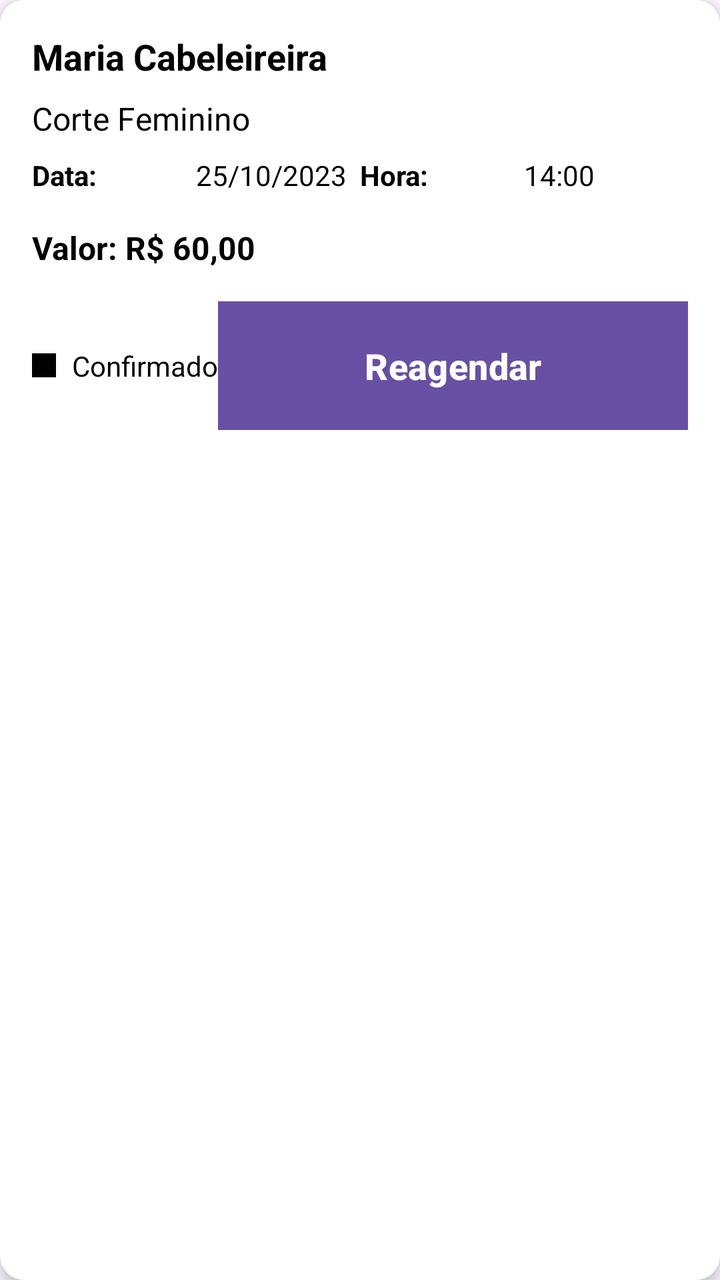
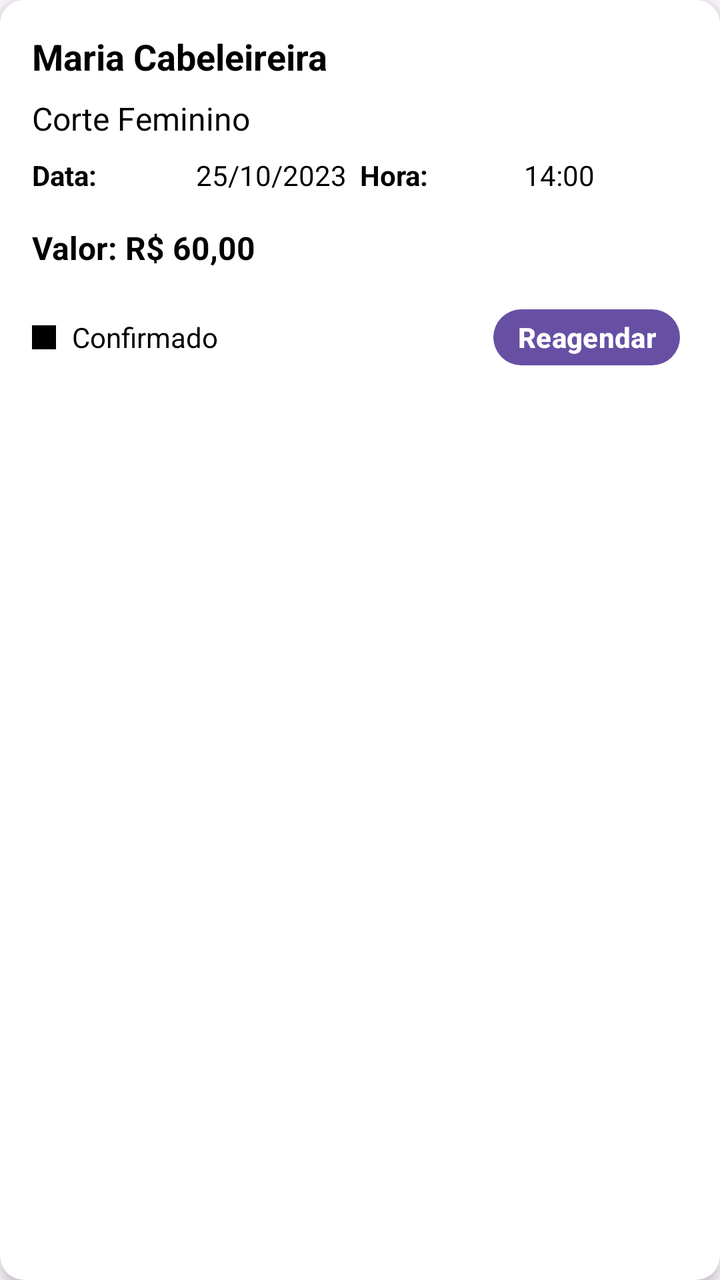

The first picture is an Android layout as it rendered before a commit; the second is the same layout after the commit. The layout source and the unified diff follow.
<!-- AndroidManifest.xml: application theme Theme.SmartApp -->
<!-- res/layout/item_agendamento.xml -->
<androidx.cardview.widget.CardView xmlns:android="http://schemas.android.com/apk/res/android"
    xmlns:app="http://schemas.android.com/apk/res-auto"
    android:layout_width="match_parent"
    android:layout_height="wrap_content"
    android:layout_marginBottom="16dp"
    app:cardCornerRadius="12dp"
    app:cardElevation="4dp"
    app:cardBackgroundColor="@color/white">

    <LinearLayout
        android:layout_width="match_parent"
        android:layout_height="wrap_content"
        android:orientation="vertical"
        android:padding="16dp"
        android:background="@color/white">

        
        <TextView
            android:id="@+id/nome"
            android:layout_width="match_parent"
            android:layout_height="wrap_content"
            android:text="Maria Cabeleireira"
            android:textColor="@android:color/black"
            android:textSize="18sp"
            android:textStyle="bold"/>

        
        <TextView
            android:id="@+id/servico"
            android:layout_width="match_parent"
            android:layout_height="wrap_content"
            android:layout_marginTop="8dp"
            android:text="Corte Feminino"
            android:textColor="@android:color/black"
            android:textSize="16sp"/>

        
        <LinearLayout
            android:layout_width="match_parent"
            android:layout_height="wrap_content"
            android:layout_marginTop="8dp"
            android:orientation="horizontal">

            <TextView
                android:id="@+id/data"
                android:layout_width="0dp"
                android:layout_height="wrap_content"
                android:layout_weight="1"
                android:text="Data:"
                android:textColor="@android:color/black"
                android:textStyle="bold"/>

            <TextView
                android:layout_width="0dp"
                android:layout_height="wrap_content"
                android:layout_weight="1"
                android:text="25/10/2023"
                android:textColor="@android:color/black"/>

            <TextView
                android:id="@+id/hora"
                android:layout_width="0dp"
                android:layout_height="wrap_content"
                android:layout_weight="1"
                android:text="Hora:"
                android:textColor="@android:color/black"
                android:textStyle="bold"/>

            <TextView
                android:layout_width="0dp"
                android:layout_height="wrap_content"
                android:layout_weight="1"
                android:text="14:00"
                android:textColor="@android:color/black"/>
        </LinearLayout>

        
        <TextView
            android:id="@+id/valor"
            android:layout_width="match_parent"
            android:layout_height="wrap_content"
            android:layout_marginTop="16dp"
            android:text="Valor: R$ 60,00"
            android:textColor="@android:color/black"
            android:textSize="16sp"
            android:textStyle="bold"/>

        
        <LinearLayout
            android:layout_width="match_parent"
            android:layout_height="wrap_content"
            android:layout_marginTop="16dp"
            android:orientation="horizontal"
            android:gravity="center_vertical">

            <View
                android:layout_width="12dp"
                android:layout_height="12dp"
                android:background="@android:color/black"
                android:backgroundTint="@color/black"
                android:backgroundTintMode="multiply"/>

            <TextView
                android:layout_width="wrap_content"
                android:layout_height="wrap_content"
                android:layout_marginStart="8dp"
                android:text="Confirmado"
                android:textColor="@android:color/black"
                android:textSize="14sp"/>

            <Button
                android:id="@+id/btnReagendar"
                android:layout_width="match_parent"
                android:layout_height="wrap_content"
                android:text="Reagendar"
                android:background="#4CAF50"
                android:textColor="@android:color/white"
                android:textSize="18sp"
                android:textStyle="bold"
                android:padding="16dp"
                android:drawableStart="@drawable/ic_calendar"
                android:drawablePadding="8dp"
                android:stateListAnimator="@null"/>
        </LinearLayout>
    </LinearLayout>
</androidx.cardview.widget.CardView>
<!-- resources referenced by this layout -->
<resources>
  <color name="black">#FF000000</color>
  <color name="white">#FFFFFFFF</color>
  <!-- drawable ic_calendar (drawable) -->
  <vector xmlns:android="http://schemas.android.com/apk/res/android"
      android:width="24dp"
      android:height="24dp"
      android:viewportWidth="24"
      android:viewportHeight="24">
      <path
          android:fillColor="#FF000000"
          android:pathData="M19,4h-1V2h-2v2H8V2H6v2H5c-1.11,0 -1.99,0.9 -1.99,2L3,20c0,1.1 0.89,2 2,2h14c1.1,0 2,-0.9 2,-2V6c0,-1.1 -0.9,-2 -2,-2zM19,20H5V9h14V20zM19,7H5V5h14V7zM9,13H7v-2h2V13zM13,13h-2v-2h2V13zM17,13h-2v-2h2V13zM9,17H7v-2h2V17zM13,17h-2v-2h2V17z"/>
  </vector>
  <style name="Theme.SmartApp" parent="Base.Theme.SmartApp" />
  <style name="Base.Theme.SmartApp" parent="Theme.Material3.DayNight.NoActionBar" />
</resources>

<!-- the commit's change to res/layout/item_agendamento.xml (unified diff, before → after) -->
@@ -106,21 +106,24 @@
                 android:layout_marginStart="8dp"
                 android:text="Confirmado"
                 android:textColor="@android:color/black"
-                android:textSize="14sp"/>
+                android:textSize="14sp"
+                android:layout_weight="1"/>
 
             <Button
                 android:id="@+id/btnReagendar"
-                android:layout_width="match_parent"
-                android:layout_height="wrap_content"
+                android:layout_width="wrap_content"
+                android:layout_height="36dp"
+                android:layout_gravity="end"
+                android:layout_marginEnd="4dp"
                 android:text="Reagendar"
-                android:background="#4CAF50"
                 android:textColor="@android:color/white"
-                android:textSize="18sp"
+                android:textSize="14sp"
                 android:textStyle="bold"
-                android:padding="16dp"
                 android:drawableStart="@drawable/ic_calendar"
-                android:drawablePadding="8dp"
-                android:stateListAnimator="@null"/>
+                android:drawablePadding="6dp"
+                android:stateListAnimator="@null"
+                android:paddingHorizontal="12dp"
+                android:paddingVertical="4dp"/>
         </LinearLayout>
     </LinearLayout>
 </androidx.cardview.widget.CardView>
